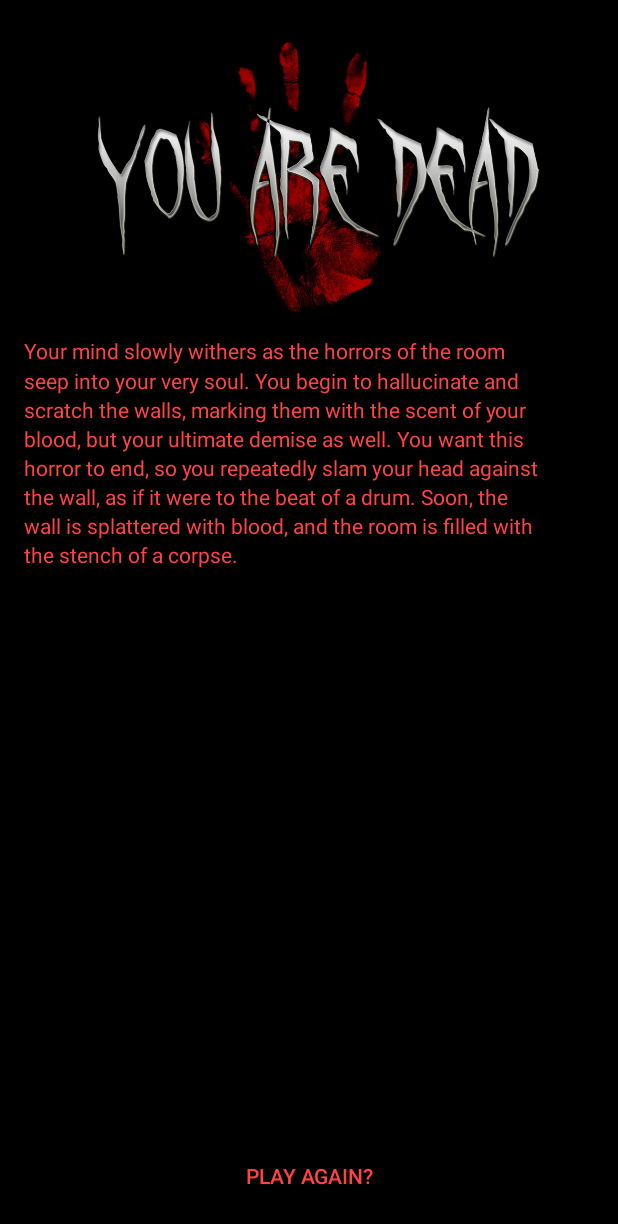
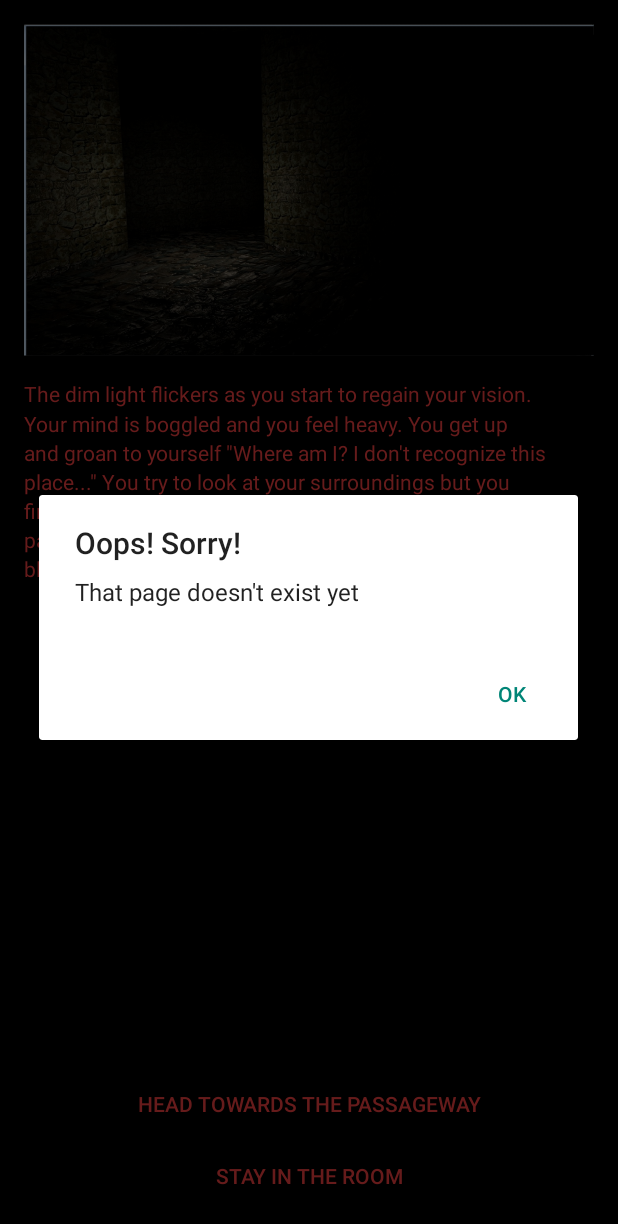
Before and after one commit to natetan/labyrinth, an Android app: the StoryActivity screen opened directly, with no data from a screen before it, after a tap on "STAY IN THE ROOM", on a phone screen of 412 x 824 dp. Shown: the top 1224 px of the screen. Run offline under Robolectric (Android 15) with nearby library versions, the phone set to English and light mode, and no system bars.

Commit message:
created an alert dialog class to tell the user that the next page doesn't exist

```diff
--- a/app/src/main/java/yulongproductions/com/thelabyrinth/model/Story.java
+++ b/app/src/main/java/yulongproductions/com/thelabyrinth/model/Story.java
@@ -95,4 +95,10 @@ public class Story {
     public Page getPage(int pageNumber) {
         return this.pages[pageNumber];
     }
+
+    public boolean doesNotExist(int pageNumber) {
+        return this.pages[pageNumber].getText() == null ||
+                this.pages[pageNumber].getChoice1() == null ||
+                this.pages[pageNumber].getChoice2() == null;
+    }
 }
--- /dev/null
+++ b/app/src/main/java/yulongproductions/com/thelabyrinth/ui/AlertDialogFragment.java
@@ -0,0 +1,25 @@
+package yulongproductions.com.thelabyrinth.ui;
+
+import android.app.AlertDialog;
+import android.app.Dialog;
+import android.app.DialogFragment;
+import android.content.Context;
+import android.os.Bundle;
+
+import yulongproductions.com.thelabyrinth.R;
+
+/**
+ * Created by Yulong on 8/17/2015.
+ */
+public class AlertDialogFragment extends DialogFragment {
+
+    @Override
+    public Dialog onCreateDialog(Bundle savedInstanceState) {
+        Context context = getActivity();
+        AlertDialog.Builder builder = new AlertDialog.Builder(context)
+                .setTitle(context.getString(R.string.error_title))
+                .setMessage(context.getString(R.string.error_message))
+                .setPositiveButton("OK", null);
+        return builder.create();
+    }
+}
--- a/app/src/main/java/yulongproductions/com/thelabyrinth/ui/StoryActivity.java
+++ b/app/src/main/java/yulongproductions/com/thelabyrinth/ui/StoryActivity.java
@@ -1,6 +1,7 @@
 package yulongproductions.com.thelabyrinth.ui;
 
 import android.app.Activity;
+import android.app.AlertDialog;
 import android.content.Intent;
 import android.graphics.drawable.Drawable;
 import android.os.Bundle;
@@ -50,6 +51,9 @@ public class StoryActivity extends Activity {
     }
 
     private void loadPage(int choice) {
+        if (mStory.doesNotExist(choice)) {
+            alertUserAboutError();
+        } else {
             mCurrentPage = mStory.getPage(choice);
             Drawable drawable = getResources().getDrawable(mCurrentPage.getImageId());
             mImageView.setImageDrawable(drawable);
@@ -87,3 +91,9 @@ public class StoryActivity extends Activity {
             }
         }
     }
+
+    private void alertUserAboutError() {
+        AlertDialogFragment dialog = new AlertDialogFragment();
+        dialog.show(getFragmentManager(), "error_message");
+    }
+}
--- a/app/src/main/res/values/strings.xml
+++ b/app/src/main/res/values/strings.xml
@@ -5,4 +5,6 @@
     <string name="action_settings">Settings</string>
     <string name="title_activity_story">StoryActivity</string>
     <string name="name">name</string>
+    <string name="error_title">Oops! Sorry!</string>
+    <string name="error_message">That page doesn\'t exist yet</string>
 </resources>
```
Lines whose indentation alone changed are shown as unchanged.
